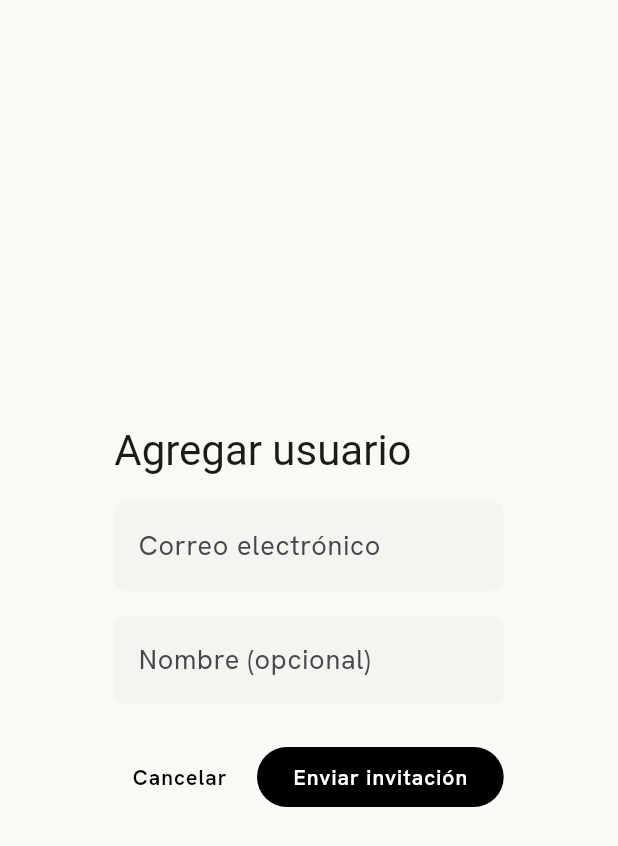
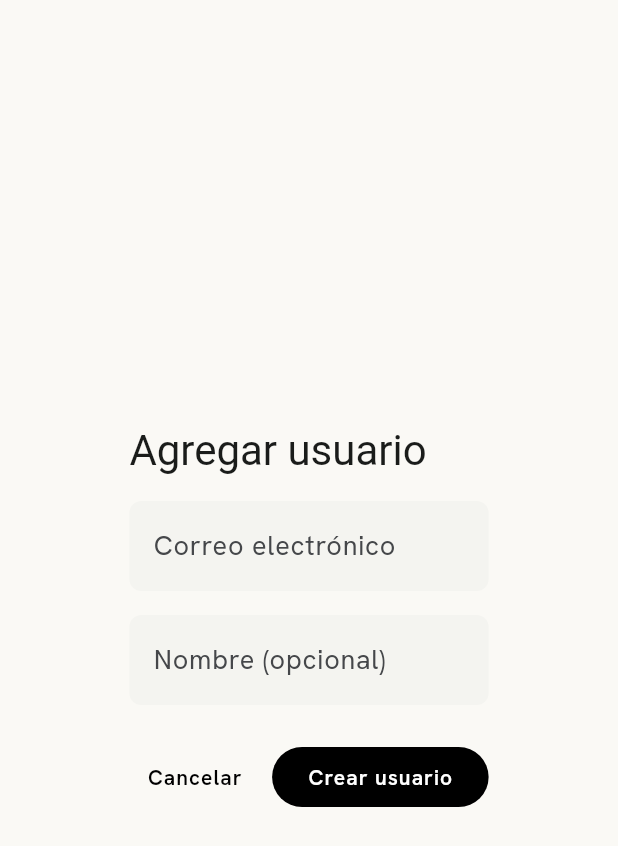
Before and after one commit to yayorome/auracatalog, a Flutter app: the _AddUserDialog widget shown alone on an empty page, opened directly, on a phone screen of 412 x 824 dp. Shown: the top 846 px of the screen. Run offline on Flutter 3.47's test engine with Material 3 defaults, Android fonts, the phone set to English and light mode, and no system bars; our stand-ins replace cached_network_image, fl_chart, flutter_image_compress, flutter_riverpod, go_router, google_fonts and 3 more; accounts and stored records are empty; Roboto replaces fonts that are missing (Libre Caslon Text).

Commit message:
Stop sending emails for user invites and quotes
The project's custom SMTP (Resend) has an unverified sender domain and
500s on every invite. Add-user now uses generateLink instead of
inviteUserByEmail, which creates the account and returns a shareable
link with no email sent -- the Owner copies it from the dialog and
shares it manually (the new user still sets their own password via
SetPasswordScreen).

Quote emailing is removed entirely (separate Resend code path, same
underlying fragility) -- WhatsApp sharing remains as the only delivery
method, promoted to the primary button.

Co-Authored-By: Claude Sonnet 5 <noreply@anthropic.com>

```diff
--- a/lib/features/users/presentation/user_management_screen.dart
+++ b/lib/features/users/presentation/user_management_screen.dart
@@ -1,4 +1,5 @@
 import 'package:flutter/material.dart';
+import 'package:flutter/services.dart';
 import 'package:flutter_riverpod/flutter_riverpod.dart';
 
 import '../../../app/theme/aura_essence_tokens.dart';
@@ -59,14 +60,22 @@ class UserManagementScreen extends ConsumerWidget {
 void _showAddUserDialog(BuildContext context) {
   showDialog<void>(
     context: context,
+    barrierDismissible: false,
     builder: (context) => const _AddUserDialog(),
   );
 }
 
-/// New users always start as 'seller' (via `handle_new_user`) and get a
-/// Supabase-managed invite email to set their own password -- the Owner
-/// never types a password on someone else's behalf. Promote to Owner
-/// afterward with the role dropdown on their tile if needed.
+/// New users always start as 'seller' (via `handle_new_user`). No invite
+/// email is sent -- the Owner copies the generated link from this dialog
+/// and shares it manually (WhatsApp, in person, etc.); the new user sets
+/// their own password when they open it. Promote to Owner afterward with
+/// the role dropdown on their tile if needed.
+///
+/// `barrierDismissible: false` on the enclosing `showDialog` call is
+/// deliberate: once the link is generated there is no way to re-fetch
+/// this exact one (a second `generateLink` call would be needed to mint
+/// a fresh one), so an accidental outside-tap shouldn't be able to lose
+/// it before the Owner copies it.
 class _AddUserDialog extends ConsumerStatefulWidget {
   const _AddUserDialog();
 
@@ -80,6 +89,8 @@ class _AddUserDialogState extends ConsumerState<_AddUserDialog> {
   final _fullNameController = TextEditingController();
   bool _isSubmitting = false;
   String? _errorMessage;
+  String? _inviteLink;
+  String? _invitedEmail;
 
   @override
   void dispose() {
@@ -96,25 +107,83 @@ class _AddUserDialogState extends ConsumerState<_AddUserDialog> {
     });
     try {
       final email = _emailController.text.trim();
-      await ref
+      final link = await ref
           .read(userManagementRepositoryProvider)
           .inviteUser(email: email, fullName: _fullNameController.text.trim());
       ref.invalidate(allProfilesProvider);
       if (mounted) {
-        Navigator.of(context).pop();
-        ScaffoldMessenger.of(
-          context,
-        ).showSnackBar(SnackBar(content: Text('Invitación enviada a $email')));
+        setState(() {
+          _inviteLink = link;
+          _invitedEmail = email;
+        });
       }
     } on Object catch (e) {
-      setState(() => _errorMessage = 'No se pudo invitar al usuario: $e');
+      setState(() => _errorMessage = 'No se pudo crear el usuario: $e');
     } finally {
       if (mounted) setState(() => _isSubmitting = false);
     }
   }
 
+  Future<void> _copyLink() async {
+    final link = _inviteLink;
+    if (link == null) return;
+    await Clipboard.setData(ClipboardData(text: link));
+    if (mounted) {
+      ScaffoldMessenger.of(
+        context,
+      ).showSnackBar(const SnackBar(content: Text('Enlace copiado')));
+    }
+  }
+
   @override
   Widget build(BuildContext context) {
+    final link = _inviteLink;
+    if (link != null) {
+      return AlertDialog(
+        title: const Text('Usuario creado'),
+        content: Column(
+          mainAxisSize: MainAxisSize.min,
+          crossAxisAlignment: CrossAxisAlignment.start,
+          children: [
+            Text(
+              'Comparte este enlace con ${_invitedEmail ?? 'el usuario'} para '
+              'que cree su contraseña. No se envió ningún correo.',
+            ),
+            const SizedBox(height: AuraSpacing.unit * 2),
+            Container(
+              padding: const EdgeInsets.all(AuraSpacing.unit * 1.5),
+              decoration: BoxDecoration(
+                color: AuraColors.surfaceContainerLow,
+                borderRadius: BorderRadius.circular(AuraRadii.sm),
+                border: Border.all(color: AuraColors.outlineVariant),
+              ),
+              child: Row(
+                children: [
+                  Expanded(
+                    child: SelectableText(
+                      link,
+                      style: Theme.of(context).textTheme.bodySmall,
+                    ),
+                  ),
+                  IconButton(
+                    icon: const Icon(Icons.copy_outlined),
+                    tooltip: 'Copiar enlace',
+                    onPressed: _copyLink,
+                  ),
+                ],
+              ),
+            ),
+          ],
+        ),
+        actions: [
+          FilledButton(
+            onPressed: () => Navigator.of(context).pop(),
+            child: const Text('Listo'),
+          ),
+        ],
+      );
+    }
+
     return AlertDialog(
       title: const Text('Agregar usuario'),
       content: Form(
@@ -163,7 +232,7 @@ class _AddUserDialogState extends ConsumerState<_AddUserDialog> {
                   height: 20,
                   child: CircularProgressIndicator(strokeWidth: 2),
                 )
-              : const Text('Enviar invitación'),
+              : const Text('Crear usuario'),
         ),
       ],
     );
```
Also changed, not shown: lib/features/quotes/data/quotes_repository.dart (+2 -27 lines), lib/features/quotes/presentation/quote_detail_screen.dart (+2 -77 lines), lib/features/users/data/user_management_repository.dart (+23 -13 lines).
